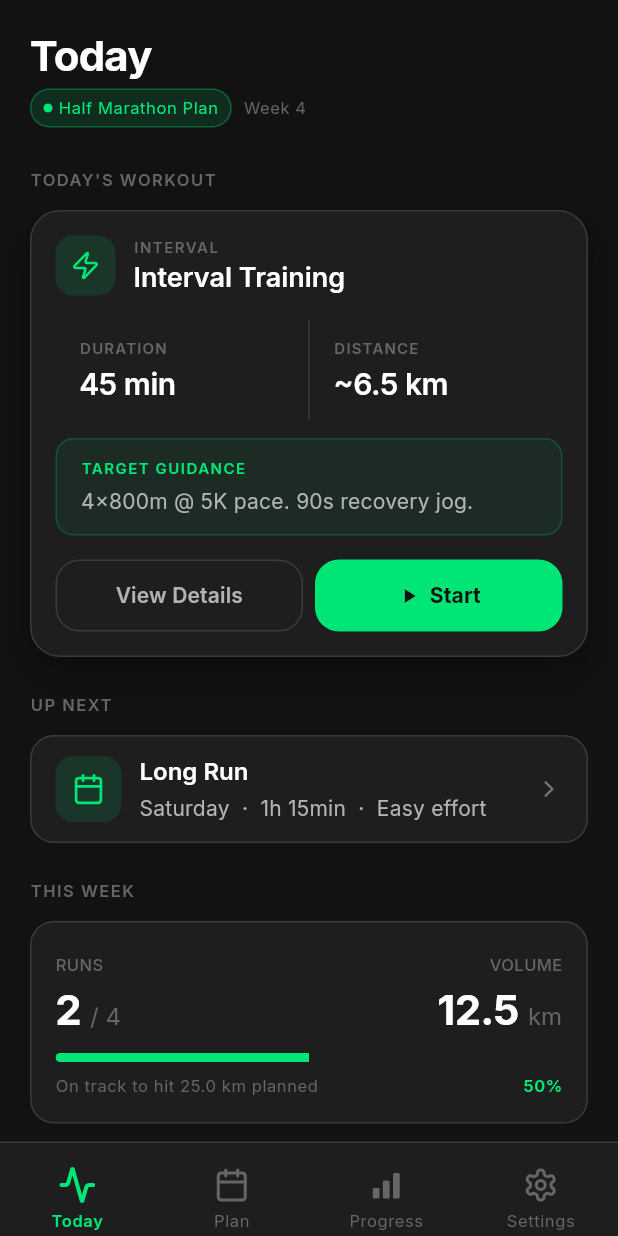
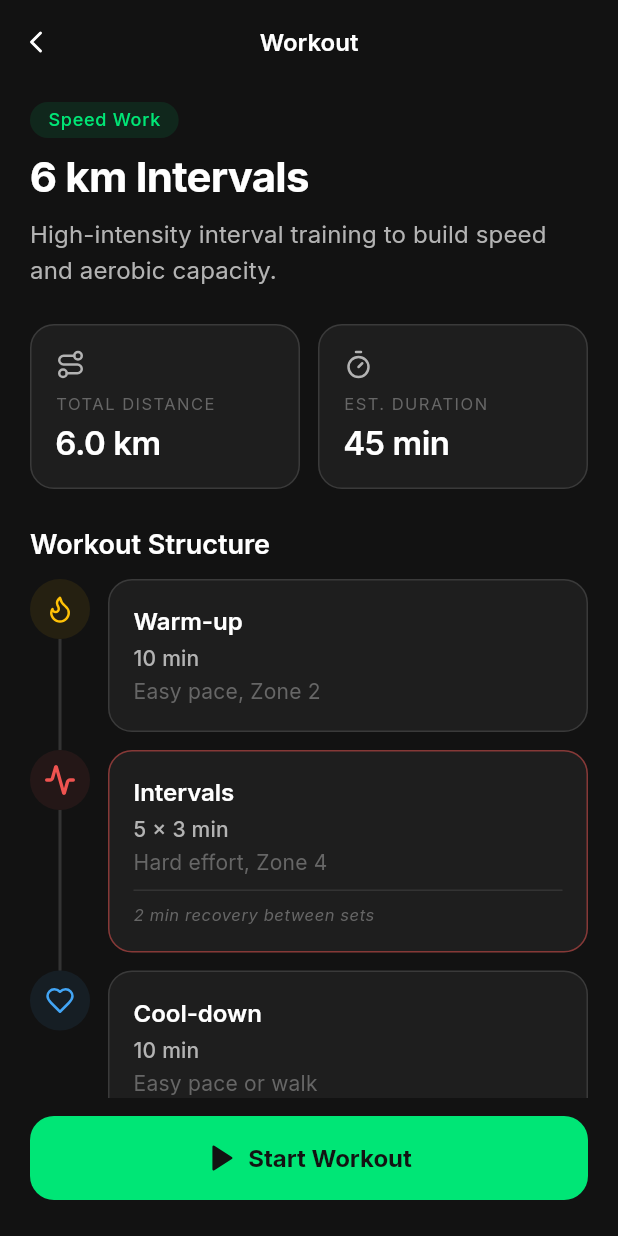
Before and after one commit to DavidGD616/Running-app, a Flutter app: the HomeScreen screen opened by its route, after a tap on "View Details", on a phone screen of 412 x 824 dp. Run offline on Flutter 3.47's test engine with Material 3 defaults, Android fonts, the phone set to English and light mode, and no system bars; our stand-ins replace flutter_riverpod, flutter_svg, go_router, google_fonts, shared_preferences; accounts and stored records are empty.

Commit message:
feat(session-detail): implement session detail screen and wire View Details from home

```diff
--- a/apps/mobile/lib/core/router/app_router.dart
+++ b/apps/mobile/lib/core/router/app_router.dart
@@ -24,6 +24,7 @@ import '../../features/home/presentation/screens/home_screen.dart';
 import '../../features/weekly_plan/presentation/screens/weekly_plan_screen.dart';
 import '../../features/progress/presentation/screens/progress_screen.dart';
 import '../../features/settings/presentation/screens/settings_screen.dart';
+import '../../features/session_detail/presentation/screens/session_detail_screen.dart';
 
 final appRouter = GoRouter(
   initialLocation: RouteNames.splash,
@@ -105,6 +106,10 @@ final appRouter = GoRouter(
       path: RouteNames.planReady,
       builder: (context, state) => const PlanReadyScreen(),
     ),
+    GoRoute(
+      path: RouteNames.sessionDetail,
+      builder: (context, state) => const SessionDetailScreen(),
+    ),
     StatefulShellRoute.indexedStack(
       builder: (context, state, navigationShell) =>
           AppShell(navigationShell: navigationShell),
--- a/apps/mobile/lib/core/router/route_names.dart
+++ b/apps/mobile/lib/core/router/route_names.dart
@@ -22,4 +22,5 @@ abstract class RouteNames {
   static const plan            = '/plan';
   static const progress        = '/progress';
   static const settings        = '/settings';
+  static const sessionDetail   = '/session-detail';
 }
--- a/apps/mobile/lib/features/home/presentation/screens/home_screen.dart
+++ b/apps/mobile/lib/features/home/presentation/screens/home_screen.dart
@@ -10,6 +10,8 @@ import '../../../../core/widgets/section_label.dart';
 import '../../../../core/widgets/up_next_row_card.dart';
 import '../../../../core/widgets/week_progress_card.dart';
 import '../../../../core/widgets/workout_hero_card.dart';
+import 'package:go_router/go_router.dart';
+import '../../../../core/router/route_names.dart';
 import '../../../../l10n/app_localizations.dart';
 
 class HomeScreen extends StatelessWidget {
@@ -74,7 +76,7 @@ class HomeScreen extends StatelessWidget {
                       distance: l10n.homeWorkoutDistance,
                       targetGuidance: l10n.homeWorkoutTargetGuidance,
                       sessionTypeIconAsset: 'assets/icons/zap.svg',
-                      onViewDetails: () {},
+                      onViewDetails: () => context.push(RouteNames.sessionDetail),
                       onStart: () {},
                     ),
 
--- /dev/null
+++ b/apps/mobile/lib/features/session_detail/presentation/screens/session_detail_screen.dart
@@ -0,0 +1,382 @@
+import 'package:flutter/material.dart';
+import 'package:flutter_svg/flutter_svg.dart';
+import 'package:go_router/go_router.dart';
+import '../../../../core/theme/app_colors.dart';
+import '../../../../core/theme/app_radius.dart';
+import '../../../../core/theme/app_spacing.dart';
+import '../../../../core/theme/app_typography.dart';
+import '../../../../core/widgets/app_header_bar.dart';
+import '../../../../l10n/app_localizations.dart';
+
+class SessionDetailScreen extends StatelessWidget {
+  const SessionDetailScreen({super.key});
+
+  @override
+  Widget build(BuildContext context) {
+    final l10n = AppLocalizations.of(context)!;
+    return Scaffold(
+      backgroundColor: AppColors.backgroundPrimary,
+      appBar: AppDetailHeaderBar(
+        title: l10n.sessionDetailTitle,
+        onBack: () => context.pop(),
+      ),
+      body: Column(
+        children: [
+          Expanded(
+            child: SingleChildScrollView(
+              padding: const EdgeInsets.fromLTRB(
+                AppSpacing.screen, AppSpacing.md,
+                AppSpacing.screen, AppSpacing.xl,
+              ),
+              child: Column(
+                crossAxisAlignment: CrossAxisAlignment.start,
+                children: [
+                  // ── Session type badge ─────────────────────────
+                  _TypeBadge(label: l10n.sessionDetailSessionType),
+                  const SizedBox(height: AppSpacing.sm),
+
+                  // ── Session name ───────────────────────────────
+                  Text(
+                    l10n.sessionDetailSessionName,
+                    style: AppTypography.headlineLarge,
+                  ),
+                  const SizedBox(height: AppSpacing.sm),
+
+                  // ── Description ────────────────────────────────
+                  Text(
+                    l10n.sessionDetailDescription,
+                    style: AppTypography.bodyLarge.copyWith(
+                      color: AppColors.textSecondary,
+                    ),
+                  ),
+                  const SizedBox(height: AppSpacing.xl),
+
+                  // ── Stat tiles ─────────────────────────────────
+                  Row(
+                    children: [
+                      Expanded(
+                        child: _StatTile(
+                          iconAsset: 'assets/icons/route.svg',
+                          label: l10n.sessionDetailTotalDistanceLabel,
+                          value: l10n.sessionDetailDistanceValue,
+                        ),
+                      ),
+                      const SizedBox(width: AppSpacing.md),
+                      Expanded(
+                        child: _StatTile(
+                          iconAsset: 'assets/icons/stopwatch.svg',
+                          label: l10n.sessionDetailEstDurationLabel,
+                          value: l10n.sessionDetailDurationValue,
+                        ),
+                      ),
+                    ],
+                  ),
+                  const SizedBox(height: AppSpacing.xl),
+
+                  // ── Workout Structure ──────────────────────────
+                  Text(
+                    l10n.sessionDetailWorkoutStructure,
+                    style: AppTypography.titleLarge,
+                  ),
+                  const SizedBox(height: AppSpacing.md),
+
+                  // ── Timeline ───────────────────────────────────
+                  _PhaseItem(
+                    iconAsset: 'assets/icons/flame.svg',
+                    iconBgColor: AppColors.warning.withValues(alpha: 0.08),
+                    iconColor: AppColors.warning,
+                    title: l10n.sessionDetailWarmUp,
+                    duration: l10n.sessionDetailWarmUpDuration,
+                    note: l10n.sessionDetailWarmUpNote,
+                  ),
+                  _PhaseItem(
+                    iconAsset: 'assets/icons/activity.svg',
+                    iconBgColor: AppColors.error.withValues(alpha: 0.08),
+                    iconColor: AppColors.error,
+                    title: l10n.sessionDetailIntervals,
+                    duration: l10n.sessionDetailIntervalsDuration,
+                    note: l10n.sessionDetailIntervalsNote,
+                    recoveryNote: l10n.sessionDetailIntervalsRecovery,
+                    cardBorderColor: AppColors.error.withValues(alpha: 0.5),
+                  ),
+                  _PhaseItem(
+                    iconAsset: 'assets/icons/heart_rate.svg',
+                    iconBgColor: AppColors.info.withValues(alpha: 0.08),
+                    iconColor: AppColors.info,
+                    title: l10n.sessionDetailCoolDown,
+                    duration: l10n.sessionDetailCoolDownDuration,
+                    note: l10n.sessionDetailCoolDownNote,
+                    isLast: true,
+                  ),
+                ],
+              ),
+            ),
+          ),
+
+          // ── Start Workout button ───────────────────────────────
+          _StartButton(label: l10n.sessionDetailStartWorkout),
+        ],
+      ),
+    );
+  }
+}
+
+// ── Session type badge ────────────────────────────────────────────────────────
+
+class _TypeBadge extends StatelessWidget {
+  const _TypeBadge({required this.label});
+
+  final String label;
+
+  @override
+  Widget build(BuildContext context) {
+    return Container(
+      padding: const EdgeInsets.symmetric(horizontal: AppSpacing.md, vertical: 4),
+      decoration: BoxDecoration(
+        color: AppColors.accentPrimary.withValues(alpha: 0.1),
+        borderRadius: BorderRadius.circular(20),
+      ),
+      child: Text(
+        label,
+        style: AppTypography.labelMedium.copyWith(
+          color: AppColors.accentPrimary,
+          letterSpacing: 0.5,
+        ),
+      ),
+    );
+  }
+}
+
+// ── Stat tile ─────────────────────────────────────────────────────────────────
+
+class _StatTile extends StatelessWidget {
+  const _StatTile({
+    required this.iconAsset,
+    required this.label,
+    required this.value,
+  });
+
+  final String iconAsset;
+  final String label;
+  final String value;
+
+  @override
+  Widget build(BuildContext context) {
+    return Container(
+      padding: const EdgeInsets.all(AppSpacing.base),
+      decoration: BoxDecoration(
+        color: AppColors.backgroundCard,
+        borderRadius: AppRadius.borderLg,
+        border: Border.all(color: AppColors.borderDefault),
+      ),
+      child: Column(
+        crossAxisAlignment: CrossAxisAlignment.start,
+        children: [
+          SvgPicture.asset(
+            iconAsset,
+            width: 20,
+            height: 20,
+            colorFilter: const ColorFilter.mode(
+              AppColors.textSecondary,
+              BlendMode.srcIn,
+            ),
+          ),
+          const SizedBox(height: AppSpacing.sm),
+          Text(
+            label.toUpperCase(),
+            style: AppTypography.caption.copyWith(
+              color: AppColors.textDisabled,
+              letterSpacing: 1,
+            ),
+          ),
+          const SizedBox(height: AppSpacing.xs),
+          Text(
+            value,
+            style: AppTypography.headlineMedium,
+          ),
+        ],
+      ),
+    );
+  }
+}
+
+// ── Timeline phase item ───────────────────────────────────────────────────────
+
+class _PhaseItem extends StatelessWidget {
+  const _PhaseItem({
+    required this.iconAsset,
+    required this.iconBgColor,
+    required this.iconColor,
+    required this.title,
+    required this.duration,
+    required this.note,
+    this.recoveryNote,
+    this.cardBorderColor,
+    this.isLast = false,
+  });
+
+  final String iconAsset;
+  final Color iconBgColor;
+  final Color iconColor;
+  final String title;
+  final String duration;
+  final String note;
+  final String? recoveryNote;
+  final Color? cardBorderColor;
+  final bool isLast;
+
+  @override
+  Widget build(BuildContext context) {
+    return IntrinsicHeight(
+      child: Row(
+        crossAxisAlignment: CrossAxisAlignment.start,
+        children: [
+          // Left: icon circle + connecting line
+          SizedBox(
+            width: 40,
+            child: Column(
+              children: [
+                Container(
+                  width: 40,
+                  height: 40,
+                  decoration: BoxDecoration(
+                    color: iconBgColor,
+                    borderRadius: BorderRadius.circular(20),
+                  ),
+                  child: Center(
+                    child: SvgPicture.asset(
+                      iconAsset,
+                      width: 20,
+                      height: 20,
+                      colorFilter: ColorFilter.mode(iconColor, BlendMode.srcIn),
+                    ),
+                  ),
+                ),
+                if (!isLast)
+                  Expanded(
+                    child: Center(
+                      child: Container(
+                        width: 2,
+                        color: AppColors.surfaceElevated,
+                      ),
+                    ),
+                  ),
+              ],
+            ),
+          ),
+          const SizedBox(width: AppSpacing.md),
+          // Right: card
+          Expanded(
+            child: Padding(
+              padding: EdgeInsets.only(bottom: isLast ? 0 : AppSpacing.md),
+              child: Container(
+                padding: const EdgeInsets.all(AppSpacing.base),
+                decoration: BoxDecoration(
+                  color: AppColors.backgroundCard,
+                  borderRadius: AppRadius.borderLg,
+                  border: Border.all(
+                    color: cardBorderColor ?? AppColors.borderDefault,
+                  ),
+                ),
+                child: Column(
+                  crossAxisAlignment: CrossAxisAlignment.start,
+                  children: [
+                    Text(title, style: AppTypography.titleMedium),
+                    const SizedBox(height: AppSpacing.xs),
+                    Text(
+                      duration,
+                      style: AppTypography.bodyMedium.copyWith(
+                        color: AppColors.textSecondary,
+                        fontWeight: FontWeight.w500,
+                      ),
+                    ),
+                    const SizedBox(height: 2),
+                    Text(
+                      note,
+                      style: AppTypography.bodyMedium.copyWith(
+                        color: AppColors.textDisabled,
+                      ),
+                    ),
+                    if (recoveryNote != null) ...[
+                      const SizedBox(height: AppSpacing.sm),
+                      Container(height: 1, color: AppColors.surfaceElevated),
+                      const SizedBox(height: AppSpacing.sm),
+                      Text(
+                        recoveryNote!,
+                        style: AppTypography.caption.copyWith(
+                          color: AppColors.textDisabled,
+                          fontStyle: FontStyle.italic,
+                        ),
+                      ),
+                    ],
+                  ],
+                ),
+              ),
+            ),
+          ),
+        ],
+      ),
+    );
+  }
+}
+
+// ── Start Workout button ──────────────────────────────────────────────────────
+
+class _StartButton extends StatelessWidget {
+  const _StartButton({required this.label});
+
+  final String label;
+
+  @override
+  Widget build(BuildContext context) {
+    return Container(
+      decoration: BoxDecoration(
+        gradient: LinearGradient(
+          begin: Alignment.topCenter,
+          end: Alignment.bottomCenter,
+          colors: [
+            AppColors.backgroundPrimary.withValues(alpha: 0),
+            AppColors.backgroundPrimary,
+          ],
+          stops: const [0.0, 0.5],
+        ),
+      ),
+      padding: const EdgeInsets.fromLTRB(
+        AppSpacing.screen, AppSpacing.md,
+        AppSpacing.screen, AppSpacing.xl,
+      ),
+      child: GestureDetector(
+        onTap: () {},
+        child: Container(
+          height: 56,
+          decoration: BoxDecoration(
+            color: AppColors.accentPrimary,
+            borderRadius: AppRadius.borderLg,
+          ),
+          child: Row(
+            mainAxisAlignment: MainAxisAlignment.center,
+            children: [
+              SvgPicture.asset(
+                'assets/icons/play.svg',
+                width: 20,
+                height: 20,
+                colorFilter: const ColorFilter.mode(
+                  AppColors.backgroundPrimary,
+                  BlendMode.srcIn,
+                ),
+              ),
+              const SizedBox(width: AppSpacing.sm),
+              Text(
+                label,
+                style: AppTypography.titleMedium.copyWith(
+                  color: AppColors.backgroundPrimary,
+                  fontWeight: FontWeight.w700,
+                ),
+              ),
+            ],
+          ),
+        ),
+      ),
+    );
+  }
+}
--- a/apps/mobile/lib/l10n/app_en.arb
+++ b/apps/mobile/lib/l10n/app_en.arb
@@ -1392,5 +1392,65 @@
   "@settingsLogOut": { "description": "Log out button label" },
 
   "settingsVersion": "RunFlow v1.0.0 (Build 42)",
-  "@settingsVersion": { "description": "App version string shown at bottom of settings" }
+  "@settingsVersion": { "description": "App version string shown at bottom of settings" },
+
+  "sessionDetailTitle": "Workout",
+  "@sessionDetailTitle": { "description": "Header title on the session detail screen" },
+
+  "sessionDetailSessionType": "Speed Work",
+  "@sessionDetailSessionType": { "description": "Session type badge label" },
+
+  "sessionDetailSessionName": "6 km Intervals",
+  "@sessionDetailSessionName": { "description": "Session name heading" },
+
+  "sessionDetailDescription": "High-intensity interval training to build speed and aerobic capacity.",
+  "@sessionDetailDescription": { "description": "Session description paragraph" },
+
+  "sessionDetailTotalDistanceLabel": "Total Distance",
+  "@sessionDetailTotalDistanceLabel": { "description": "Label for total distance stat tile" },
+
+  "sessionDetailDistanceValue": "6.0 km",
+  "@sessionDetailDistanceValue": { "description": "Total distance value" },
+
+  "sessionDetailEstDurationLabel": "Est. Duration",
+  "@sessionDetailEstDurationLabel": { "description": "Label for estimated duration stat tile" },
+
+  "sessionDetailDurationValue": "45 min",
+  "@sessionDetailDurationValue": { "description": "Estimated duration value" },
+
+  "sessionDetailWorkoutStructure": "Workout Structure",
+  "@sessionDetailWorkoutStructure": { "description": "Workout Structure section heading" },
+
+  "sessionDetailWarmUp": "Warm-up",
+  "@sessionDetailWarmUp": { "description": "Warm-up phase title" },
+
+  "sessionDetailWarmUpDuration": "10 min",
+  "@sessionDetailWarmUpDuration": { "description": "Warm-up phase duration" },
+
+  "sessionDetailWarmUpNote": "Easy pace, Zone 2",
+  "@sessionDetailWarmUpNote": { "description": "Warm-up phase zone note" },
+
+  "sessionDetailIntervals": "Intervals",
+  "@sessionDetailIntervals": { "description": "Intervals phase title" },
+
+  "sessionDetailIntervalsDuration": "5 × 3 min",
+  "@sessionDetailIntervalsDuration": { "description": "Intervals phase duration" },
+
+  "sessionDetailIntervalsNote": "Hard effort, Zone 4",
+  "@sessionDetailIntervalsNote": { "description": "Intervals phase zone note" },
+
+  "sessionDetailIntervalsRecovery": "2 min recovery between sets",
+  "@sessionDetailIntervalsRecovery": { "description": "Intervals phase recovery note" },
+
+  "sessionDetailCoolDown": "Cool-down",
+  "@sessionDetailCoolDown": { "description": "Cool-down phase title" },
+
+  "sessionDetailCoolDownDuration": "10 min",
+  "@sessionDetailCoolDownDuration": { "description": "Cool-down phase duration" },
+
+  "sessionDetailCoolDownNote": "Easy pace or walk",
+  "@sessionDetailCoolDownNote": { "description": "Cool-down phase zone note" },
+
+  "sessionDetailStartWorkout": "Start Workout",
+  "@sessionDetailStartWorkout": { "description": "Start Workout CTA button label" }
 }
--- a/apps/mobile/lib/l10n/app_es.arb
+++ b/apps/mobile/lib/l10n/app_es.arb
@@ -484,5 +484,26 @@
   "settingsGarminConnect": "Garmin Connect",
   "settingsConnected": "Conectado",
   "settingsLogOut": "Cerrar sesión",
-  "settingsVersion": "RunFlow v1.0.0 (Build 42)"
+  "settingsVersion": "RunFlow v1.0.0 (Build 42)",
+
+  "sessionDetailTitle": "Entrenamiento",
+  "sessionDetailSessionType": "Velocidad",
+  "sessionDetailSessionName": "6 km Intervalos",
+  "sessionDetailDescription": "Entrenamiento interválico de alta intensidad para desarrollar velocidad y capacidad aeróbica.",
+  "sessionDetailTotalDistanceLabel": "Distancia total",
+  "sessionDetailDistanceValue": "6.0 km",
+  "sessionDetailEstDurationLabel": "Duración est.",
+  "sessionDetailDurationValue": "45 min",
+  "sessionDetailWorkoutStructure": "Estructura del entrenamiento",
+  "sessionDetailWarmUp": "Calentamiento",
+  "sessionDetailWarmUpDuration": "10 min",
+  "sessionDetailWarmUpNote": "Ritmo fácil, Zona 2",
+  "sessionDetailIntervals": "Intervalos",
+  "sessionDetailIntervalsDuration": "5 × 3 min",
+  "sessionDetailIntervalsNote": "Esfuerzo intenso, Zona 4",
+  "sessionDetailIntervalsRecovery": "2 min de recuperación entre series",
+  "sessionDetailCoolDown": "Enfriamiento",
+  "sessionDetailCoolDownDuration": "10 min",
+  "sessionDetailCoolDownNote": "Ritmo fácil o caminata",
+  "sessionDetailStartWorkout": "Iniciar entrenamiento"
 }
--- a/apps/mobile/lib/l10n/app_localizations.dart
+++ b/apps/mobile/lib/l10n/app_localizations.dart
@@ -2772,6 +2772,126 @@ abstract class AppLocalizations {
   /// In en, this message translates to:
   /// **'RunFlow v1.0.0 (Build 42)'**
   String get settingsVersion;
+
+  /// Header title on the session detail screen
+  ///
+  /// In en, this message translates to:
+  /// **'Workout'**
+  String get sessionDetailTitle;
+
+  /// Session type badge label
+  ///
+  /// In en, this message translates to:
+  /// **'Speed Work'**
+  String get sessionDetailSessionType;
+
+  /// Session name heading
+  ///
+  /// In en, this message translates to:
+  /// **'6 km Intervals'**
+  String get sessionDetailSessionName;
+
+  /// Session description paragraph
+  ///
+  /// In en, this message translates to:
+  /// **'High-intensity interval training to build speed and aerobic capacity.'**
+  String get sessionDetailDescription;
+
+  /// Label for total distance stat tile
+  ///
+  /// In en, this message translates to:
+  /// **'Total Distance'**
+  String get sessionDetailTotalDistanceLabel;
+
+  /// Total distance value
+  ///
+  /// In en, this message translates to:
+  /// **'6.0 km'**
+  String get sessionDetailDistanceValue;
+
+  /// Label for estimated duration stat tile
+  ///
+  /// In en, this message translates to:
+  /// **'Est. Duration'**
+  String get sessionDetailEstDurationLabel;
+
+  /// Estimated duration value
+  ///
+  /// In en, this message translates to:
+  /// **'45 min'**
+  String get sessionDetailDurationValue;
+
+  /// Workout Structure section heading
+  ///
+  /// In en, this message translates to:
+  /// **'Workout Structure'**
+  String get sessionDetailWorkoutStructure;
+
+  /// Warm-up phase title
+  ///
+  /// In en, this message translates to:
+  /// **'Warm-up'**
+  String get sessionDetailWarmUp;
+
+  /// Warm-up phase duration
+  ///
+  /// In en, this message translates to:
+  /// **'10 min'**
+  String get sessionDetailWarmUpDuration;
+
+  /// Warm-up phase zone note
+  ///
+  /// In en, this message translates to:
+  /// **'Easy pace, Zone 2'**
+  String get sessionDetailWarmUpNote;
+
+  /// Intervals phase title
+  ///
+  /// In en, this message translates to:
+  /// **'Intervals'**
+  String get sessionDetailIntervals;
+
+  /// Intervals phase duration
+  ///
+  /// In en, this message translates to:
+  /// **'5 × 3 min'**
+  String get sessionDetailIntervalsDuration;
+
+  /// Intervals phase zone note
+  ///
+  /// In en, this message translates to:
+  /// **'Hard effort, Zone 4'**
+  String get sessionDetailIntervalsNote;
+
+  /// Intervals phase recovery note
+  ///
+  /// In en, this message translates to:
+  /// **'2 min recovery between sets'**
+  String get sessionDetailIntervalsRecovery;
+
+  /// Cool-down phase title
+  ///
+  /// In en, this message translates to:
+  /// **'Cool-down'**
+  String get sessionDetailCoolDown;
+
+  /// Cool-down phase duration
+  ///
+  /// In en, this message translates to:
+  /// **'10 min'**
+  String get sessionDetailCoolDownDuration;
+
+  /// Cool-down phase zone note
+  ///
+  /// In en, this message translates to:
+  /// **'Easy pace or walk'**
+  String get sessionDetailCoolDownNote;
+
+  /// Start Workout CTA button label
+  ///
+  /// In en, this message translates to:
+  /// **'Start Workout'**
+  String get sessionDetailStartWorkout;
 }
 
 class _AppLocalizationsDelegate
--- a/apps/mobile/lib/l10n/app_localizations_en.dart
+++ b/apps/mobile/lib/l10n/app_localizations_en.dart
@@ -1410,4 +1410,65 @@ class AppLocalizationsEn extends AppLocalizations {
 
   @override
   String get settingsVersion => 'RunFlow v1.0.0 (Build 42)';
+
+  @override
+  String get sessionDetailTitle => 'Workout';
+
+  @override
+  String get sessionDetailSessionType => 'Speed Work';
+
+  @override
+  String get sessionDetailSessionName => '6 km Intervals';
+
+  @override
+  String get sessionDetailDescription =>
+      'High-intensity interval training to build speed and aerobic capacity.';
+
+  @override
+  String get sessionDetailTotalDistanceLabel => 'Total Distance';
+
+  @override
+  String get sessionDetailDistanceValue => '6.0 km';
+
+  @override
+  String get sessionDetailEstDurationLabel => 'Est. Duration';
+
+  @override
+  String get sessionDetailDurationValue => '45 min';
+
+  @override
+  String get sessionDetailWorkoutStructure => 'Workout Structure';
+
+  @override
+  String get sessionDetailWarmUp => 'Warm-up';
+
+  @override
+  String get sessionDetailWarmUpDuration => '10 min';
+
+  @override
+  String get sessionDetailWarmUpNote => 'Easy pace, Zone 2';
+
+  @override
+  String get sessionDetailIntervals => 'Intervals';
+
+  @override
+  String get sessionDetailIntervalsDuration => '5 × 3 min';
+
+  @override
+  String get sessionDetailIntervalsNote => 'Hard effort, Zone 4';
+
+  @override
+  String get sessionDetailIntervalsRecovery => '2 min recovery between sets';
+
+  @override
+  String get sessionDetailCoolDown => 'Cool-down';
+
+  @override
+  String get sessionDetailCoolDownDuration => '10 min';
+
+  @override
+  String get sessionDetailCoolDownNote => 'Easy pace or walk';
+
+  @override
+  String get sessionDetailStartWorkout => 'Start Workout';
 }
--- a/apps/mobile/lib/l10n/app_localizations_es.dart
+++ b/apps/mobile/lib/l10n/app_localizations_es.dart
@@ -1418,4 +1418,66 @@ class AppLocalizationsEs extends AppLocalizations {
 
   @override
   String get settingsVersion => 'RunFlow v1.0.0 (Build 42)';
+
+  @override
+  String get sessionDetailTitle => 'Entrenamiento';
+
+  @override
+  String get sessionDetailSessionType => 'Velocidad';
+
+  @override
+  String get sessionDetailSessionName => '6 km Intervalos';
+
+  @override
+  String get sessionDetailDescription =>
+      'Entrenamiento interválico de alta intensidad para desarrollar velocidad y capacidad aeróbica.';
+
+  @override
+  String get sessionDetailTotalDistanceLabel => 'Distancia total';
+
+  @override
+  String get sessionDetailDistanceValue => '6.0 km';
+
+  @override
+  String get sessionDetailEstDurationLabel => 'Duración est.';
+
+  @override
+  String get sessionDetailDurationValue => '45 min';
+
+  @override
+  String get sessionDetailWorkoutStructure => 'Estructura del entrenamiento';
+
+  @override
+  String get sessionDetailWarmUp => 'Calentamiento';
+
+  @override
+  String get sessionDetailWarmUpDuration => '10 min';
+
+  @override
+  String get sessionDetailWarmUpNote => 'Ritmo fácil, Zona 2';
+
+  @override
+  String get sessionDetailIntervals => 'Intervalos';
+
+  @override
+  String get sessionDetailIntervalsDuration => '5 × 3 min';
+
+  @override
+  String get sessionDetailIntervalsNote => 'Esfuerzo intenso, Zona 4';
+
+  @override
+  String get sessionDetailIntervalsRecovery =>
+      '2 min de recuperación entre series';
+
+  @override
+  String get sessionDetailCoolDown => 'Enfriamiento';
+
+  @override
+  String get sessionDetailCoolDownDuration => '10 min';
+
+  @override
+  String get sessionDetailCoolDownNote => 'Ritmo fácil o caminata';
+
+  @override
+  String get sessionDetailStartWorkout => 'Iniciar entrenamiento';
 }
```
Also changed, not shown: apps/mobile/assets/icons/play.svg (added).
